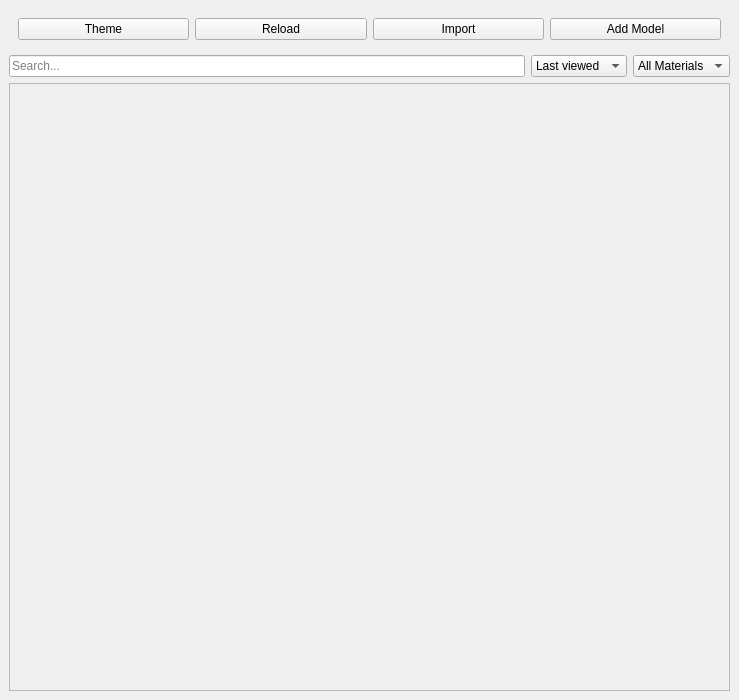
Above: ui/main_window.ui from Zinheere/zPrint before the change. Below: the same form after it.
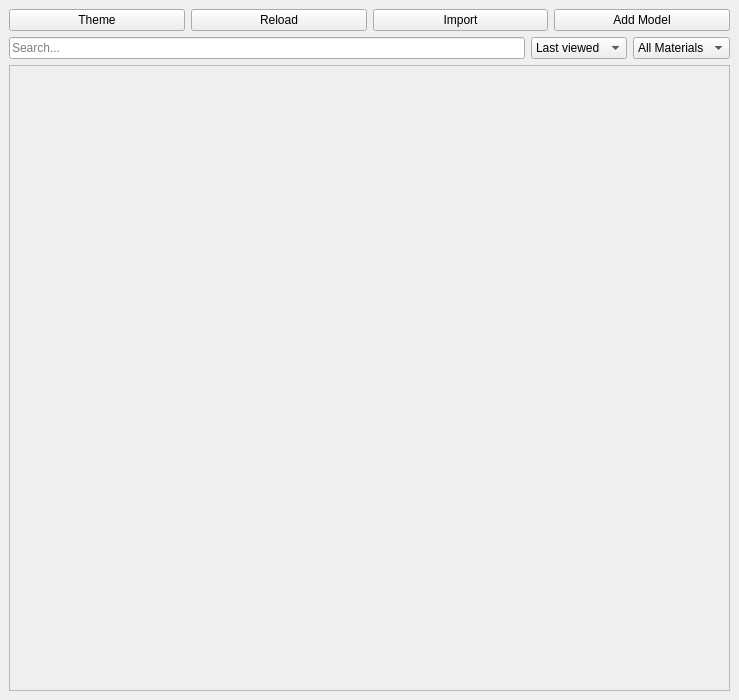
That is the form after the change.

Commit message: Refactor UI layout and theme handling; remove model card UI template and update top bar structure

```diff
--- a/ui/main_window.ui
+++ b/ui/main_window.ui
@@ -16,13 +16,6 @@
   <widget class="QWidget" name="centralwidget">
    <layout class="QVBoxLayout" name="verticalLayout">
     <item>
-         <widget class="QWidget" name="topBar1">
-            <property name="objectName">
-             <string>topBar1</string>
-            </property>
-            <property name="autoFillBackground">
-             <bool>false</bool>
-            </property>
             <layout class="QHBoxLayout" name="topBar1Layout">
       <item>
        <widget class="QPushButton" name="btnThemeToggle">
@@ -53,7 +46,6 @@
        </widget>
       </item>
             </layout>
-         </widget>
     </item>
     <item>
      <layout class="QHBoxLayout" name="topBar2Layout">
```
Left out of the diff: 3 changed lines with no effect on the pictures. Lines whose indentation alone changed are shown as unchanged. The commit also changes 5 other files.
